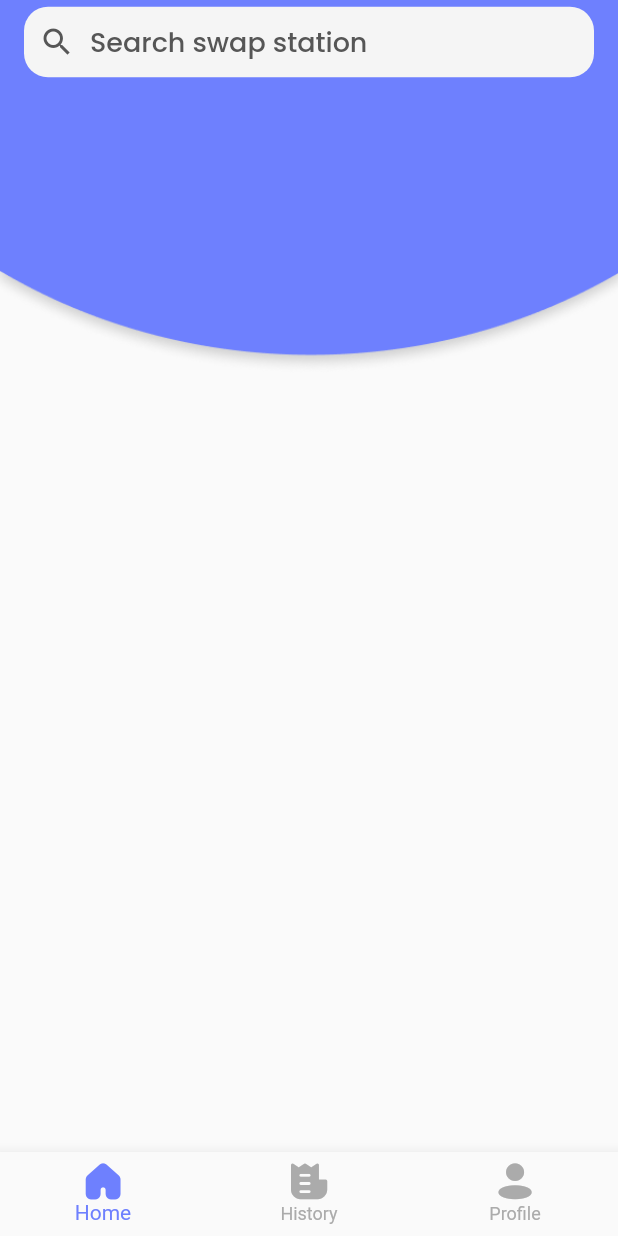
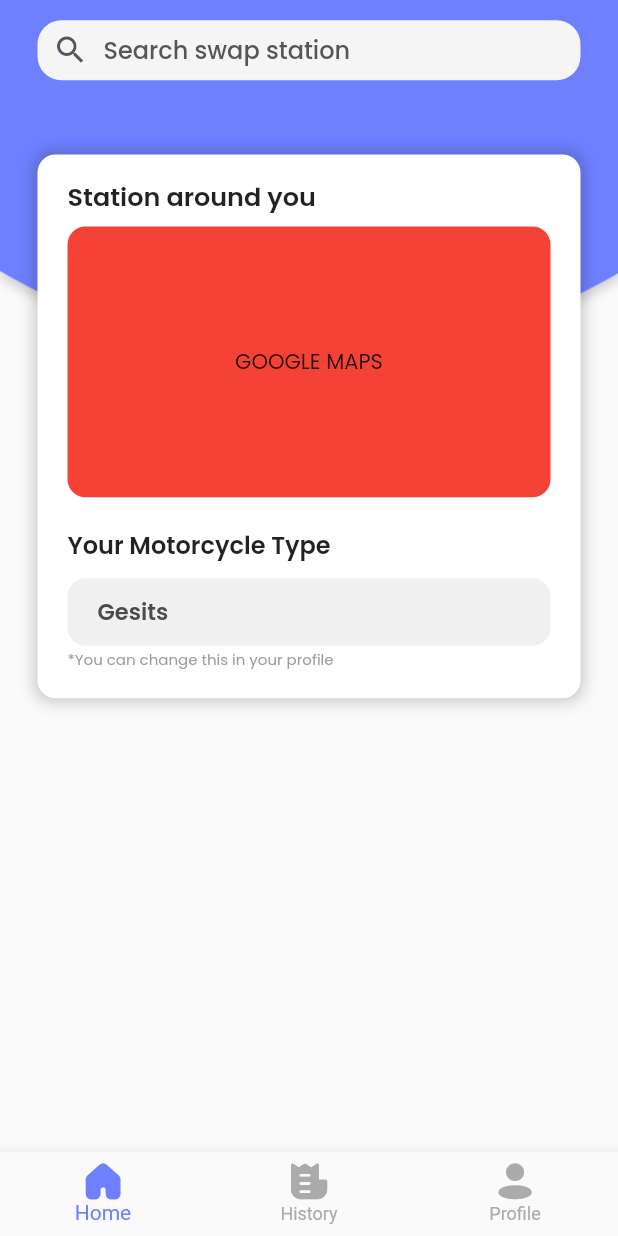
Before and after one commit to tashagrc/swaptry, a Flutter app: the screen it shows after launch, on a phone screen of 412 x 824 dp. Run offline on Flutter 3.47's test engine with Material 2 defaults, Android fonts, the light colour scheme and no system bars; our stand-ins replace firebase_core; accounts and stored records are empty.

Commit message:
progress home

```diff
--- a/lib/main.dart
+++ b/lib/main.dart
@@ -37,7 +37,7 @@
       bottomNavigationBar: BottomNavigationBar(
         selectedItemColor: Color(0xff6e80fe),
         unselectedItemColor: Color(0xffababab),
-
+        elevation: 10,
         currentIndex: currentIndex,
         onTap: (index) => setState(() => currentIndex = index),
         items: const[
--- a/lib/page/home_page.dart
+++ b/lib/page/home_page.dart
@@ -20,31 +20,38 @@
         iconTheme: IconThemeData(
           color: Color(0xff565656),
         ),
+        toolbarHeight: 67,
         backgroundColor: Colors.transparent,
         elevation: 0,
         title: Center(
-          child: Container(
-            width: MediaQuery.of(context).size.width,
-            padding: EdgeInsets.all(10),
+          child: InkWell(
+            onTap: () {
+              print("Tapped a container");
+            },
+            child:Container(
+              height: 40,
+              width: MediaQuery.of(context).size.width-50,
+              padding: EdgeInsets.only(left: 10),
               child: Row(
                 children: <Widget>[
                   Icon(Icons.search),
-
                   SizedBox(width: 10),
-                Expanded(
+                  Container(
                     child: Text(
                       'Search swap station',
                       style: TextStyle(
                         color: Color(0xff565656),
-                      fontSize: 18,
+                        fontSize: 16,
                       ),
                     ),
                   ),
                 ],
               ),
+
               decoration: BoxDecoration(
                 color: Color(0xfff5f5f5),
                 borderRadius: BorderRadius.circular(16),
+              ),
             ),
           ),
         ),
@@ -57,6 +64,112 @@
             width: MediaQuery.of(context).size.width,
             child: Image.asset('assets/img/home_rectangle.png', fit: BoxFit.fill),
           ),
+          Container(
+            margin: EdgeInsets.only(top: 103),
+            child: Column(
+              children: [
+                Container(
+                  height: MediaQuery.of(context).size.height * 0.44,
+                  margin: EdgeInsets.symmetric(horizontal: 25),
+                  decoration: BoxDecoration(
+                            color: Colors.white,
+                            borderRadius: BorderRadius.circular(12),
+                            boxShadow: [
+                              BoxShadow(
+                                color: Colors.black.withOpacity(0.2),
+                                spreadRadius: 2,
+                                blurRadius: 8,
+                              ),
+                            ],
+                          ),
+                  child: Column(
+                    crossAxisAlignment: CrossAxisAlignment.start,
+                      children: [
+                        Container(
+                          margin: EdgeInsets.only(left: 20),
+                          padding: EdgeInsets.only(bottom: 8, top: 15),
+                          child: Text(
+                            'Station around you',
+                            style: TextStyle(
+                              fontWeight: FontWeight.w600,
+                              fontSize: 17,
+                            ),
+                          ),
+                        ),
+                        Expanded(
+                          child: Container(
+                            width: MediaQuery.of(context).size.width,
+                            margin: EdgeInsets.symmetric(horizontal: 20),
+                            decoration: BoxDecoration(
+                              color: Colors.red,
+                              borderRadius: BorderRadius.circular(12),
+                            ),
+                            child: Center(
+                              child: Text('GOOGLE MAPS'),
+                            ),
+                          ),
+                        ),
+                        Container(
+                          margin: EdgeInsets.only(left: 20, top: 20),
+                          child: Text(
+                            'Your Motorcycle Type',
+                            style: TextStyle(
+                              fontSize: 16,
+                              fontWeight: FontWeight.w600,
+                            ),
+                          ),
+                        ),
+                        Container(
+                          height: 90,
+                          width: MediaQuery.of(context).size.width,
+                          child: Column(
+                            children: [
+                              Container(
+                                height: 45,
+                                alignment: Alignment.centerLeft,
+                                child: Text(
+                                  'Gesits',
+                                  style: TextStyle(
+                                    color: Color(0xff4a4a4a),
+                                    fontWeight: FontWeight.w600,
+                                    fontSize: 15,
+                                  ),
+                                ),
+                                padding: EdgeInsets.only(left: 20),
+                                margin: EdgeInsets.only(left: 20, right: 20, bottom: 2, top: 10),
+                                decoration: BoxDecoration(
+                                  color: Color(0xffF0F0F0),
+                                  borderRadius: BorderRadius.circular(12),
+                                ),
+                              ),
+
+                              Container(
+                                alignment: Alignment.topLeft,
+                                padding: EdgeInsets.only(left: 20),
+                                child: Text(
+                                  '*You can change this in your profile',
+                                  style: TextStyle(
+                                    color: Color(0xff9c9c9c),
+                                    fontSize: 10,
+                                  ),
+                                ),
+                              ),
+                            ],
+                          ),
+
+                        ),
+                      ],
+                  ),
+                ),
+
+                Expanded(
+                  child: Container(
+
+                  ),
+                ),
+              ],
+            ),
+          ),
         ],
       ),
     ),
```
Lines whose indentation alone changed are shown as unchanged.
